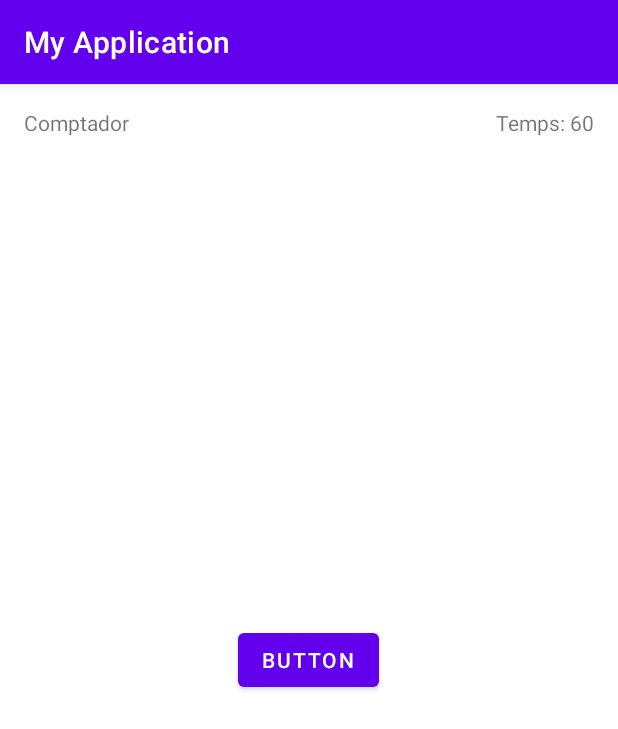
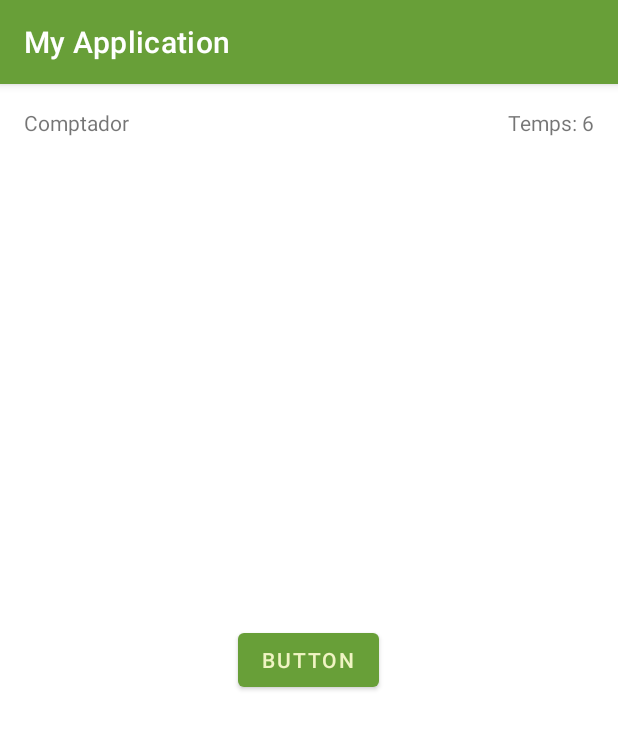
Before and after one commit to jordirp/comptador, an Android app: the screen it shows after launch (MainActivity), on a phone screen of 412 x 824 dp. Shown: the top 729 px of the screen. Run offline under Robolectric (Android 15) with nearby library versions, the phone set to English and light mode, and no system bars.

Commit message:
Canvi de colors

```diff
--- a/app/src/main/java/me/jordirodriguez/dam/myapplication/MainActivity.kt
+++ b/app/src/main/java/me/jordirodriguez/dam/myapplication/MainActivity.kt
@@ -10,15 +10,20 @@ import android.widget.TextView
 import android.widget.Toast
 
 class MainActivity : AppCompatActivity() {
+    private val INITIAL_TIME = 6
+
+    private val TAG = MainActivity::class.java.simpleName
+
     internal var counter = 0
-    internal var time = 60
+    internal var time =  INITIAL_TIME
     internal lateinit var tapMeButton: Button
     internal lateinit var timeTextView: TextView
     internal lateinit var counterTextView: TextView
 
     internal var appStarted = false
     internal lateinit var countdownTimer : CountDownTimer
-    internal val initialCountDownTimer : Long = 60000
+//    internal val initialCountDownTimer : Long = 60000
+    internal val initialCountDownTimer : Long = time.toLong()*10000
     internal val intervalCountDownTimer : Long = 1000
 
     override fun onCreate(savedInstanceState: Bundle?) {
@@ -35,6 +40,7 @@ class MainActivity : AppCompatActivity() {
             if (!appStarted){
                 startGame()
             }
+            //incrementCounter()
         }
         timeTextView.text= getString(R.string.timeText, time)
     }
@@ -51,8 +57,7 @@ class MainActivity : AppCompatActivity() {
             timeTextView.text = timeLeft.toString()}
 
             override fun onFinish() {
-
-                endGame()
+               endGame()
             }
 
         }
@@ -62,9 +67,19 @@ class MainActivity : AppCompatActivity() {
         counterTextView.text = counter.toString()
     }
     private fun endGame() {
-        Toast.makeText(this,getString(R.string.endGame), Toast.LENGTH_LONG).show()
+        Toast.makeText(this, getString(R.string.endGame), Toast.LENGTH_LONG).show()
+        resetGame()
     }
     private fun resetGame(){
+        counter = 0
+        counterTextView = findViewById(R.id.counterTextView)
+
+        time = INITIAL_TIME
+        timeTextView.text = time.toString()
+        initCountdown()
+
+        appStarted = false
+
 
     }
 }
--- a/app/src/main/res/values/colors.xml
+++ b/app/src/main/res/values/colors.xml
@@ -3,8 +3,12 @@
     <color name="purple_200">#FFBB86FC</color>
     <color name="purple_500">#FF6200EE</color>
     <color name="purple_700">#FF3700B3</color>
-    <color name="teal_200">#FF03DAC5</color>
-    <color name="teal_700">#FF018786</color>
+    <color name="teal_200">#F0F4C3</color>
+    <color name="teal_700">#D4E157</color>
     <color name="black">#FF000000</color>
     <color name="white">#FFFFFFFF</color>
+    <color name="green_100">#DCEDC8</color>
+    <color name="green_800">#558B2F</color>
+    <color name="green_700">#689F38</color>
+
 </resources>
--- a/app/src/main/res/values/themes.xml
+++ b/app/src/main/res/values/themes.xml
@@ -2,9 +2,9 @@
     <!-- Base application theme. -->
     <style name="Theme.MyApplication" parent="Theme.MaterialComponents.DayNight.DarkActionBar">
         <!-- Primary brand color. -->
-        <item name="colorPrimary">@color/purple_500</item>
-        <item name="colorPrimaryVariant">@color/purple_700</item>
-        <item name="colorOnPrimary">@color/white</item>
+        <item name="colorPrimary">@color/green_700</item>
+        <item name="colorPrimaryVariant">@color/green_800</item>
+        <item name="colorOnPrimary">@color/teal_200</item>
         <!-- Secondary brand color. -->
         <item name="colorSecondary">@color/teal_200</item>
         <item name="colorSecondaryVariant">@color/teal_700</item>
@@ -12,5 +12,6 @@
         <!-- Status bar color. -->
         <item name="android:statusBarColor" tools:targetApi="l">?attr/colorPrimaryVariant</item>
         <!-- Customize your theme here. -->
+<!--        <item name="android:colorBackground">@color/green_100</item>-->
     </style>
 </resources>
```
